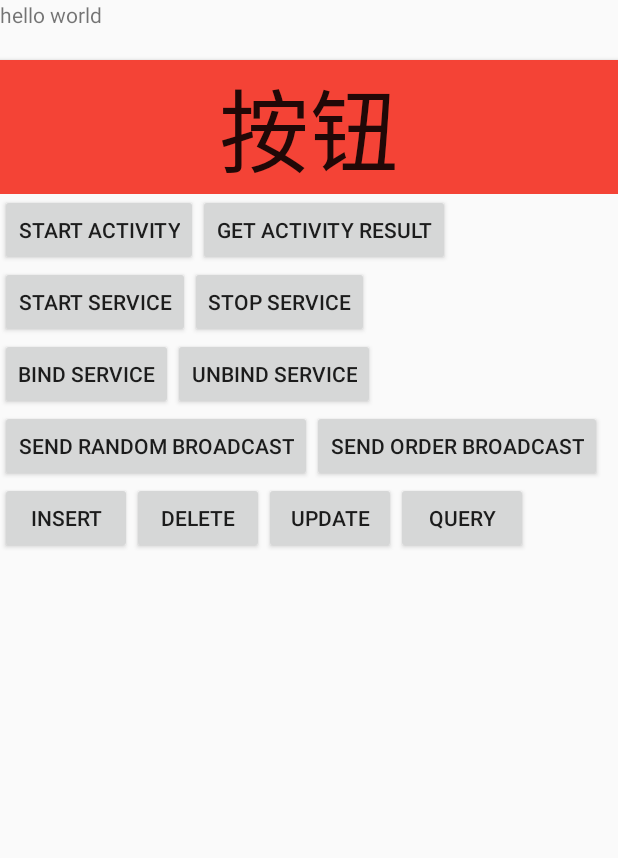
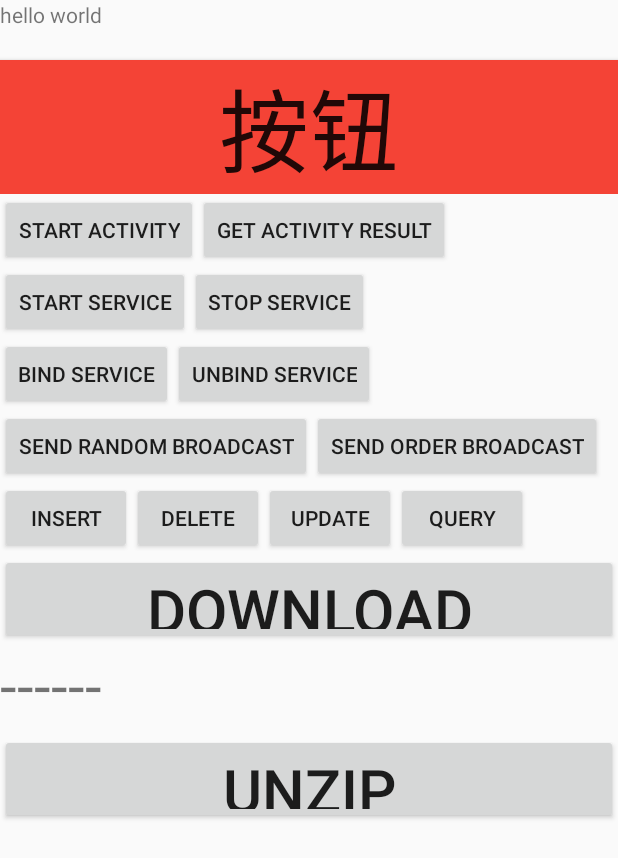
Before and after one commit to ZTLiao/android-demo, an Android app: the screen it shows after launch (MainActivity), on a phone screen of 412 x 824 dp. Shown: the top 858 px of the screen. Run offline under Robolectric (Android 15) with nearby library versions, the phone set to English and light mode, and no system bars.

Commit message:
新增download与unzip测试

```diff
--- a/app/src/main/AndroidManifest.xml
+++ b/app/src/main/AndroidManifest.xml
@@ -13,6 +13,7 @@
         android:roundIcon="@mipmap/ic_launcher_round"
         android:supportsRtl="true"
         android:theme="@style/Theme.Android_demo"
+        android:usesCleartextTraffic="true"
         tools:targetApi="31">
         <activity
             android:name=".MainActivity"
--- a/app/src/main/java/com/example/demo/MainActivity.java
+++ b/app/src/main/java/com/example/demo/MainActivity.java
@@ -14,6 +14,7 @@ import android.net.Uri;
 import android.os.Bundle;
 import android.os.IBinder;
 import android.util.Log;
+import android.view.View;
 import android.widget.Button;
 import android.widget.TextView;
 
@@ -185,5 +186,14 @@ public class MainActivity extends ComponentActivity {
                 Log.i(TAG, "uid : " + uid + ", name : " + name + ", age : " + age + ", score : " + score);
             }
         });
+        TextView tv_downloadResult = findViewById(R.id.tv_downloadResult);
+        findViewById(R.id.btn_startDownload).setOnClickListener(v -> {
+            DownloadZip downloadZip = new DownloadZip(tv_downloadResult);
+            downloadZip.execute("https://res.dawalive.com/download/nvm-setup.zip");
+        });
+        findViewById(R.id.btn_startUnzip).setOnClickListener(v -> {
+            UnzipFile downloadZip = new UnzipFile(tv_downloadResult);
+            downloadZip.execute("");
+        });
     }
 }
--- a/app/src/main/res/layout/activity_main.xml
+++ b/app/src/main/res/layout/activity_main.xml
@@ -121,4 +121,35 @@
             android:layout_height="wrap_content"/>
     </LinearLayout>
 
+    <LinearLayout
+        android:layout_width="match_parent"
+        android:layout_height="wrap_content"
+        android:orientation="vertical">
+        <Button
+            android:id="@+id/btn_startDownload"
+            android:text="download"
+            android:textSize="40dp"
+            android:layout_width="match_parent"
+            android:layout_height="60dp"/>
+
+        <TextView
+            android:layout_width="match_parent"
+            android:layout_height="60dp"
+            android:text="------"
+            android:textSize="40dp"
+            android:id="@+id/tv_downloadResult"
+            app:layout_constraintBottom_toBottomOf="parent"
+            app:layout_constraintLeft_toLeftOf="parent"
+            app:layout_constraintRight_toRightOf="parent"
+            app:layout_constraintTop_toTopOf="parent"
+            />
+
+        <Button
+            android:id="@+id/btn_startUnzip"
+            android:text="unzip"
+            android:textSize="40dp"
+            android:layout_width="match_parent"
+            android:layout_height="60dp"/>
+    </LinearLayout>
+
 </LinearLayout>
```
Also changed, not shown: app/src/main/java/com/example/demo/DownloadZip.java (added, +102 -0 lines), app/src/main/java/com/example/demo/UnzipFile.java (added, +71 -0 lines).
